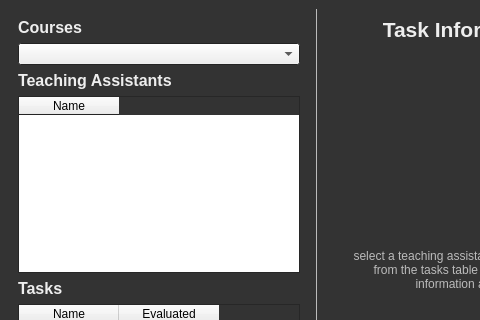
Old version of the form TAEval-Client/instructorwindow.ui in the repository wfairclough/TAE; both pictures show x 0 to 480 and y 0 to 320 of the 618 by 500 pixel window.
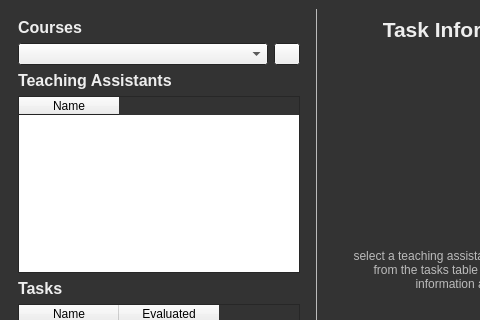
New version of the form.

Commit message: Added ability for instructors and TAs to refresh their content

What changed in the file:
```diff
--- a/TAEval-Client/instructorwindow.ui
+++ b/TAEval-Client/instructorwindow.ui
@@ -112,7 +112,35 @@
         </widget>
        </item>
        <item>
-        <widget class="QComboBox" name="courseComboBox"/>
+        <widget class="QWidget" name="courseWidget" native="true">
+         <layout class="QHBoxLayout" name="horizontalLayout_5">
+          <property name="margin">
+           <number>0</number>
+          </property>
+          <item>
+           <widget class="QComboBox" name="courseComboBox"/>
+          </item>
+          <item>
+           <widget class="QPushButton" name="refreshButton">
+            <property name="sizePolicy">
+             <sizepolicy hsizetype="Maximum" vsizetype="Maximum">
+              <horstretch>0</horstretch>
+              <verstretch>0</verstretch>
+             </sizepolicy>
+            </property>
+            <property name="maximumSize">
+             <size>
+              <width>26</width>
+              <height>26</height>
+             </size>
+            </property>
+            <property name="text">
+             <string/>
+            </property>
+           </widget>
+          </item>
+         </layout>
+        </widget>
        </item>
        <item>
         <widget class="QLabel" name="taLabel">
```
The commit also changes 6 other files.
